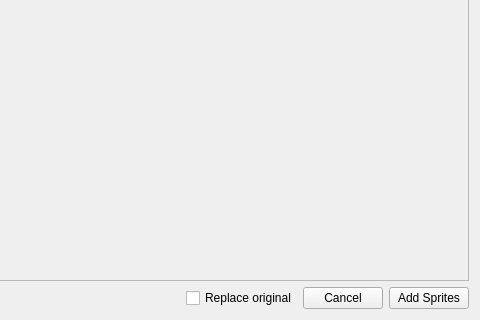
Old version of the form rotations/rotationdialog.ui in the repository jowin202/OpenSprite; both pictures show x 171 to 651 and y 187 to 507 of the 651 by 507 pixel window.
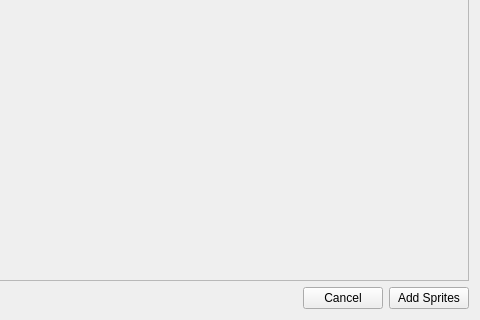
New version of the form. Icons and pictures are not drawn.

The edit to the form file:
```diff
--- a/rotations/rotationdialog.ui
+++ b/rotations/rotationdialog.ui
@@ -90,13 +90,6 @@
        </property>
       </spacer>
      </item>
-     <item>
-      <widget class="QCheckBox" name="check_replace">
-       <property name="text">
-        <string>Replace original</string>
-       </property>
-      </widget>
-     </item>
      <item>
       <widget class="QPushButton" name="button_cancel">
        <property name="text">
```
